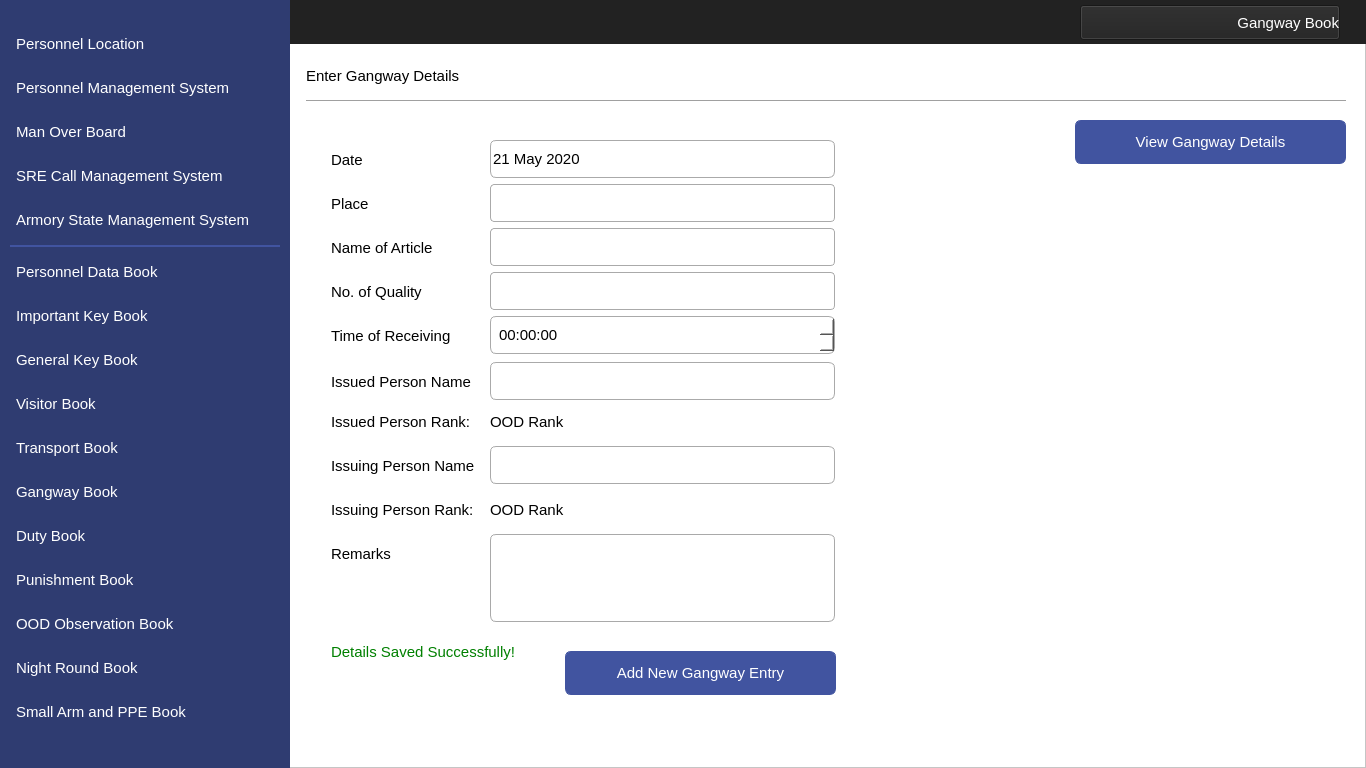
Qt form Interfaces/AddGangway.ui (MuhammadUsamax123/IndoorPositioning) before a commit.
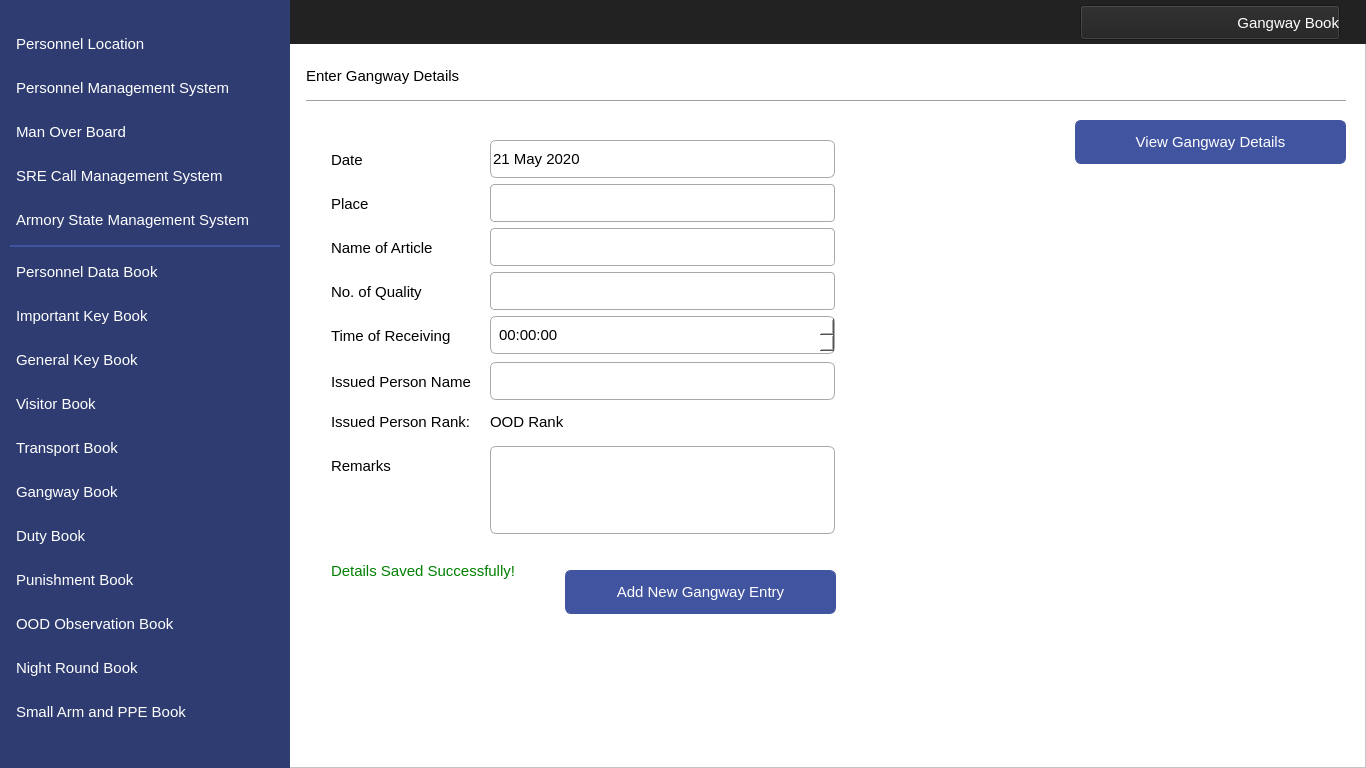
The same form after that commit. Icons and pictures are not drawn.

Patch:
```diff
--- a/Interfaces/AddGangway.ui
+++ b/Interfaces/AddGangway.ui
@@ -548,7 +548,7 @@
      <property name="geometry">
       <rect>
        <x>331</x>
-       <y>532</y>
+       <y>444</y>
        <width>101</width>
        <height>44</height>
       </rect>
@@ -581,7 +581,7 @@
      <property name="geometry">
       <rect>
        <x>490</x>
-       <y>534</y>
+       <y>446</y>
        <width>345</width>
        <height>88</height>
       </rect>
@@ -780,7 +780,7 @@
      <property name="geometry">
       <rect>
        <x>331</x>
-       <y>630</y>
+       <y>549</y>
        <width>361</width>
        <height>44</height>
       </rect>
@@ -1969,150 +1969,11 @@
       <bool>false</bool>
      </property>
     </widget>
-    <widget class="QLabel" name="lblIssuingRank">
-     <property name="geometry">
-      <rect>
-       <x>490</x>
-       <y>488</y>
-       <width>345</width>
-       <height>44</height>
-      </rect>
-     </property>
-     <property name="font">
-      <font>
-       <family>Segoe UI</family>
-       <pointsize>11</pointsize>
-      </font>
-     </property>
-     <property name="layoutDirection">
-      <enum>Qt::LeftToRight</enum>
-     </property>
-     <property name="styleSheet">
-      <string notr="true">color: #000000;
-background-color:#ffffff;
-font-size: 11pt</string>
-     </property>
-     <property name="text">
-      <string>OOD Rank</string>
-     </property>
-     <property name="alignment">
-      <set>Qt::AlignLeading|Qt::AlignLeft|Qt::AlignVCenter</set>
-     </property>
-    </widget>
-    <widget class="QLabel" name="label_27">
-     <property name="geometry">
-      <rect>
-       <x>331</x>
-       <y>444</y>
-       <width>159</width>
-       <height>44</height>
-      </rect>
-     </property>
-     <property name="font">
-      <font>
-       <family>Segoe UI</family>
-       <pointsize>11</pointsize>
-      </font>
-     </property>
-     <property name="layoutDirection">
-      <enum>Qt::LeftToRight</enum>
-     </property>
-     <property name="styleSheet">
-      <string notr="true">color: #000000;
-background-color:#ffffff;
-font-size: 11pt</string>
-     </property>
-     <property name="text">
-      <string>Issuing Person Name</string>
-     </property>
-     <property name="alignment">
-      <set>Qt::AlignLeading|Qt::AlignLeft|Qt::AlignVCenter</set>
-     </property>
-    </widget>
-    <widget class="QLabel" name="label_28">
-     <property name="geometry">
-      <rect>
-       <x>331</x>
-       <y>488</y>
-       <width>159</width>
-       <height>44</height>
-      </rect>
-     </property>
-     <property name="font">
-      <font>
-       <family>Segoe UI</family>
-       <pointsize>11</pointsize>
-      </font>
-     </property>
-     <property name="layoutDirection">
-      <enum>Qt::LeftToRight</enum>
-     </property>
-     <property name="styleSheet">
-      <string notr="true">color: #000000;
-background-color:#ffffff;
-font-size: 11pt</string>
-     </property>
-     <property name="text">
-      <string>Issuing Person Rank:</string>
-     </property>
-     <property name="alignment">
-      <set>Qt::AlignLeading|Qt::AlignLeft|Qt::AlignVCenter</set>
-     </property>
-    </widget>
-    <widget class="QComboBox" name="cboxIssuingName">
-     <property name="geometry">
-      <rect>
-       <x>490</x>
-       <y>446</y>
-       <width>345</width>
-       <height>38</height>
-      </rect>
-     </property>
-     <property name="font">
-      <font>
-       <family>Segoe UI</family>
-       <pointsize>11</pointsize>
-       <kerning>true</kerning>
-      </font>
-     </property>
-     <property name="cursor">
-      <cursorShape>PointingHandCursor</cursorShape>
-     </property>
-     <property name="styleSheet">
-      <string notr="true">QComboBox{ border-width: 1px;
- border-color: #aaa;
- border-style: solid;
-border-radius:6; 
-}
-
-QComboBox::drop-down:button{
-background-color:transparent;
-}
-QComboBox::down-arrow {
- 
-    image: url(C:/Users/home/Desktop/IndoorPoistionInterfaces/InterfaceIcons/dropDown.png);
-    width: 25px;
-    height: 9px;
-}
-QComboBox:hover{
-	 border:1px solid #000;	
- 	transition:.3s;
-}
-  QComboBox:focus{
-    border-color:dodgerBlue;
-    box-shadow:0 0 8px 0 dodgerBlue;
-  }
-</string>
-     </property>
-     <property name="frame">
-      <bool>true</bool>
-     </property>
-    </widget>
     <widget class="QPushButton" name="btnAddGangway">
      <property name="geometry">
       <rect>
        <x>565</x>
-       <y>651</y>
+       <y>570</y>
        <width>271</width>
        <height>44</height>
       </rect>
```
Left out of the diff: 4 changed lines with no effect on the pictures.
